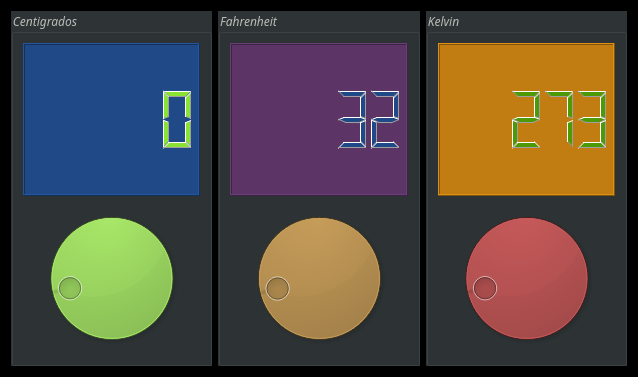
The window that conversor.ui (Danizet/Conversor_Temperatura_UI) describes before a commit, drawn with Qt 5.
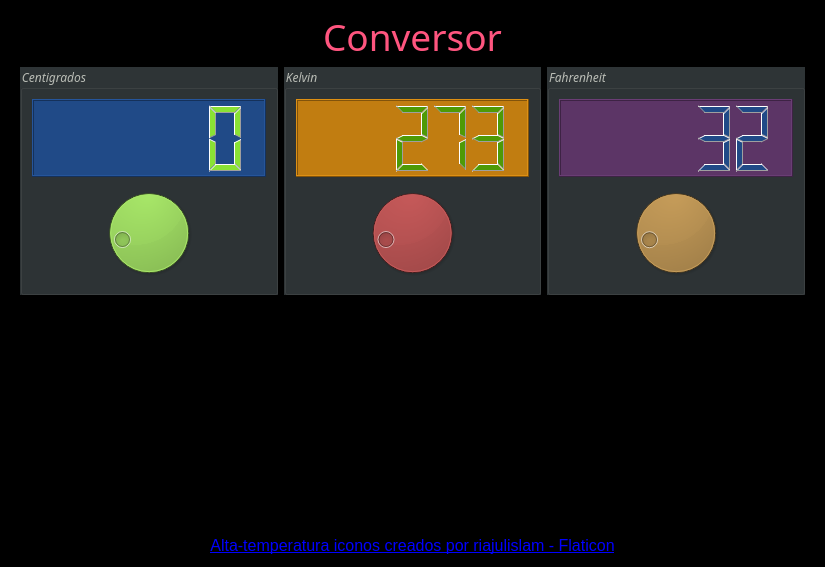
The same window after the commit. Icons and pictures are not drawn.

```diff
--- a/conversor.ui
+++ b/conversor.ui
@@ -6,8 +6,8 @@
    <rect>
     <x>0</x>
     <y>0</y>
-    <width>638</width>
-    <height>377</height>
+    <width>825</width>
+    <height>567</height>
    </rect>
   </property>
   <property name="font">
@@ -29,7 +29,41 @@
    <string notr="true">color: rgb(186, 189, 182);
 background-color: rgb(0, 0, 0);</string>
   </property>
-  <layout class="QHBoxLayout" name="horizontalLayout">
+  <layout class="QVBoxLayout" name="verticalLayout_4">
+   <item>
+    <widget class="QLabel" name="label">
+     <property name="maximumSize">
+      <size>
+       <width>16777215</width>
+       <height>50</height>
+      </size>
+     </property>
+     <property name="font">
+      <font>
+       <family>Frank Ruhl Hofshi</family>
+       <pointsize>28</pointsize>
+      </font>
+     </property>
+     <property name="cursor">
+      <cursorShape>ForbiddenCursor</cursorShape>
+     </property>
+     <property name="styleSheet">
+      <string notr="true">color: rgb(255, 85, 127);</string>
+     </property>
+     <property name="text">
+      <string>Conversor</string>
+     </property>
+     <property name="alignment">
+      <set>Qt::AlignCenter</set>
+     </property>
+    </widget>
+   </item>
+   <item>
+    <widget class="QWidget" name="widget_2" native="true">
+     <layout class="QHBoxLayout" name="horizontalLayout_3">
+      <property name="topMargin">
+       <number>0</number>
+      </property>
    <item>
     <widget class="QGroupBox" name="groupBox">
      <property name="styleSheet">
@@ -64,55 +98,6 @@
      </layout>
     </widget>
    </item>
-   <item>
-    <widget class="QGroupBox" name="groupBox_2">
-     <property name="styleSheet">
-      <string notr="true">background-color: rgb(46, 52, 54);</string>
-     </property>
-     <property name="title">
-      <string>Fahrenheit</string>
-     </property>
-     <layout class="QVBoxLayout" name="verticalLayout_2">
-      <item>
-       <widget class="QLCDNumber" name="outFah">
-        <property name="cursor">
-         <cursorShape>BlankCursor</cursorShape>
-        </property>
-        <property name="styleSheet">
-         <string notr="true">color: rgb(32, 74, 135);
-background-color: rgb(92, 53, 102);</string>
-        </property>
-        <property name="intValue" stdset="0">
-         <number>32</number>
-        </property>
-       </widget>
-      </item>
-      <item>
-       <widget class="QDial" name="inFah">
-        <property name="layoutDirection">
-         <enum>Qt::LeftToRight</enum>
-        </property>
-        <property name="styleSheet">
-         <string notr="true">color: rgb(193, 125, 17);
-background-color: rgb(143, 89, 2);</string>
-        </property>
-        <property name="maximum">
-         <number>210</number>
-        </property>
-        <property name="value">
-         <number>32</number>
-        </property>
-        <property name="sliderPosition">
-         <number>32</number>
-        </property>
-        <property name="notchTarget">
-         <double>3.699999999999999</double>
-        </property>
-       </widget>
-      </item>
-     </layout>
-    </widget>
-   </item>
    <item>
     <widget class="QGroupBox" name="groupBox_3">
      <property name="styleSheet">
@@ -165,9 +150,138 @@
      </layout>
     </widget>
    </item>
-  </layout>
- </widget>
- <resources/>
+      <item>
+       <widget class="QGroupBox" name="groupBox_2">
+        <property name="styleSheet">
+         <string notr="true">background-color: rgb(46, 52, 54);</string>
+        </property>
+        <property name="title">
+         <string>Fahrenheit</string>
+        </property>
+        <layout class="QVBoxLayout" name="verticalLayout_2">
+         <item>
+          <widget class="QLCDNumber" name="outFah">
+           <property name="cursor">
+            <cursorShape>BlankCursor</cursorShape>
+           </property>
+           <property name="styleSheet">
+            <string notr="true">color: rgb(32, 74, 135);
+background-color: rgb(92, 53, 102);</string>
+           </property>
+           <property name="intValue" stdset="0">
+            <number>32</number>
+           </property>
+          </widget>
+         </item>
+         <item>
+          <widget class="QDial" name="inFah">
+           <property name="layoutDirection">
+            <enum>Qt::LeftToRight</enum>
+           </property>
+           <property name="styleSheet">
+            <string notr="true">color: rgb(193, 125, 17);
+background-color: rgb(143, 89, 2);</string>
+           </property>
+           <property name="maximum">
+            <number>210</number>
+           </property>
+           <property name="value">
+            <number>32</number>
+           </property>
+           <property name="sliderPosition">
+            <number>32</number>
+           </property>
+           <property name="notchTarget">
+            <double>3.699999999999999</double>
+           </property>
+          </widget>
+         </item>
+        </layout>
+       </widget>
+      </item>
+     </layout>
+    </widget>
+   </item>
+   <item>
+    <widget class="QWidget" name="widget" native="true">
+     <property name="maximumSize">
+      <size>
+       <width>1000</width>
+       <height>220</height>
+      </size>
+     </property>
+     <layout class="QHBoxLayout" name="horizontalLayout">
+      <item>
+       <spacer name="horizontalSpacer">
+        <property name="orientation">
+         <enum>Qt::Horizontal</enum>
+        </property>
+        <property name="sizeHint" stdset="0">
+         <size>
+          <width>256</width>
+          <height>20</height>
+         </size>
+        </property>
+       </spacer>
+      </item>
+      <item>
+       <widget class="QGraphicsView" name="graphicsView">
+        <property name="maximumSize">
+         <size>
+          <width>800</width>
+          <height>400</height>
+         </size>
+        </property>
+        <property name="styleSheet">
+         <string notr="true">border-image: url(:/recursos/img/1.jpg);</string>
+        </property>
+        <property name="alignment">
+         <set>Qt::AlignLeading|Qt::AlignLeft|Qt::AlignVCenter</set>
+        </property>
+       </widget>
+      </item>
+      <item>
+       <spacer name="horizontalSpacer_2">
+        <property name="orientation">
+         <enum>Qt::Horizontal</enum>
+        </property>
+        <property name="sizeHint" stdset="0">
+         <size>
+          <width>256</width>
+          <height>20</height>
+         </size>
+        </property>
+       </spacer>
+      </item>
+     </layout>
+    </widget>
+   </item>
+   <item>
+    <widget class="QLabel" name="label_2">
+     <property name="maximumSize">
+      <size>
+       <width>16777215</width>
+       <height>20</height>
+      </size>
+     </property>
+     <property name="font">
+      <font>
+       <pointsize>12</pointsize>
+      </font>
+     </property>
+     <property name="text">
+      <string>&lt;a href=&quot;https://www.flaticon.es/iconos-gratis/alta-temperatura&quot; title=&quot;alta-temperatura iconos&quot;&gt;Alta-temperatura iconos creados por riajulislam - Flaticon&lt;/a&gt;</string>
+     </property>
+     <property name="alignment">
+      <set>Qt::AlignCenter</set>
+     </property>
+    </widget>
+   </item>
+  </layout>
+ </widget>
+ <resources>
+  <include location="recursos.qrc"/>
+ </resources>
  <connections>
   <connection>
    <sender>inCent</sender>
```
Left out of the diff: 4 changed lines with no effect on the pictures. Lines whose indentation alone changed are shown as unchanged.
